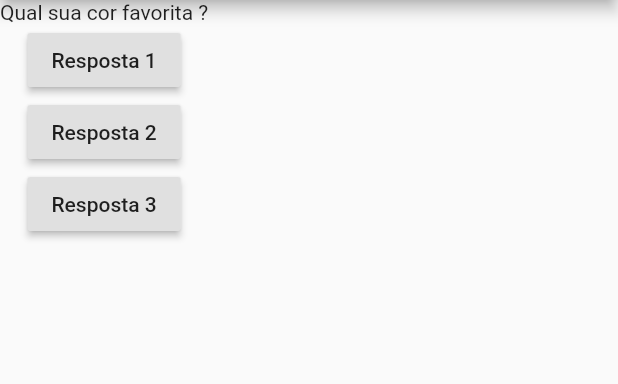
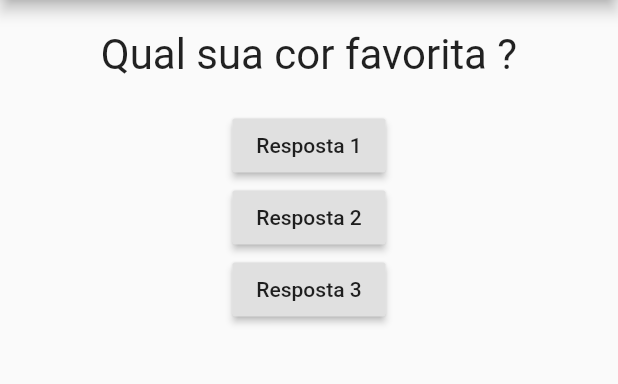
Before and after one commit to MatheusEstanislau/CursoFlutter, a Flutter app: the screen it shows after launch, on a phone screen of 412 x 824 dp, the part 84-468 px from its top. Run offline on Flutter 3.47's test engine with Material 2 defaults, Android fonts, the phone set to English and light mode, and no system bars.

Commit message:
Aula 39: Aplicando estilo ao widget Questao.

```diff
--- a/pergunta_app/lib/questao.dart
+++ b/pergunta_app/lib/questao.dart
@@ -1,13 +1,20 @@
 import 'package:flutter/material.dart';
 
 class Questao extends StatelessWidget {
-
   final String texto;
 
   Questao(this.texto);
 
   @override
   Widget build(BuildContext context) {
-    return Text(texto);
+    return Container(
+      width: double.infinity,
+      margin: EdgeInsets.all(20),
+      child: Text(
+        texto,
+        style: TextStyle(fontSize: 28),
+        textAlign: TextAlign.center,
+      ),
+    );
   }
 }
```
